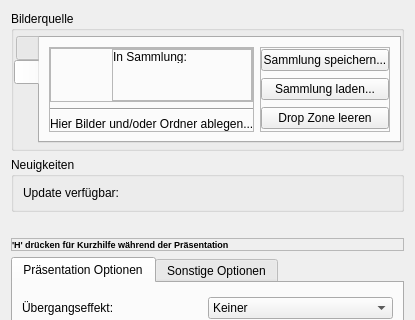
Old version of the form settingsdialog.ui in the repository hel800/picture-show2; both pictures show x 0 to 415 and y 0 to 320 of the 415 by 511 pixel window.
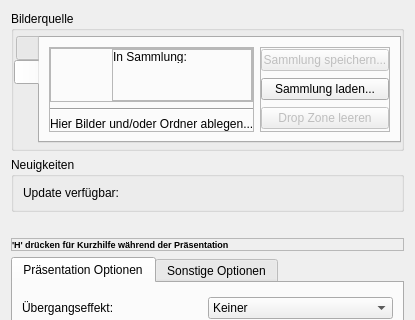
New version of the form. The open tabs and pages were chosen to show the change. Icons and pictures are not drawn.

Diff of the .ui file:
```diff
--- a/settingsdialog.ui
+++ b/settingsdialog.ui
@@ -348,6 +348,9 @@
              </property>
              <item>
               <widget class="QPushButton" name="pushButton_saveColl">
+               <property name="enabled">
+                <bool>false</bool>
+               </property>
                <property name="text">
                 <string>Sammlung speichern...</string>
                </property>
@@ -362,6 +365,9 @@
              </item>
              <item>
               <widget class="QPushButton" name="pushButton_clearZone">
+               <property name="enabled">
+                <bool>false</bool>
+               </property>
                <property name="text">
                 <string>Drop Zone leeren</string>
                </property>
```
Left out of the diff: 2 changed lines with no effect on the pictures.
